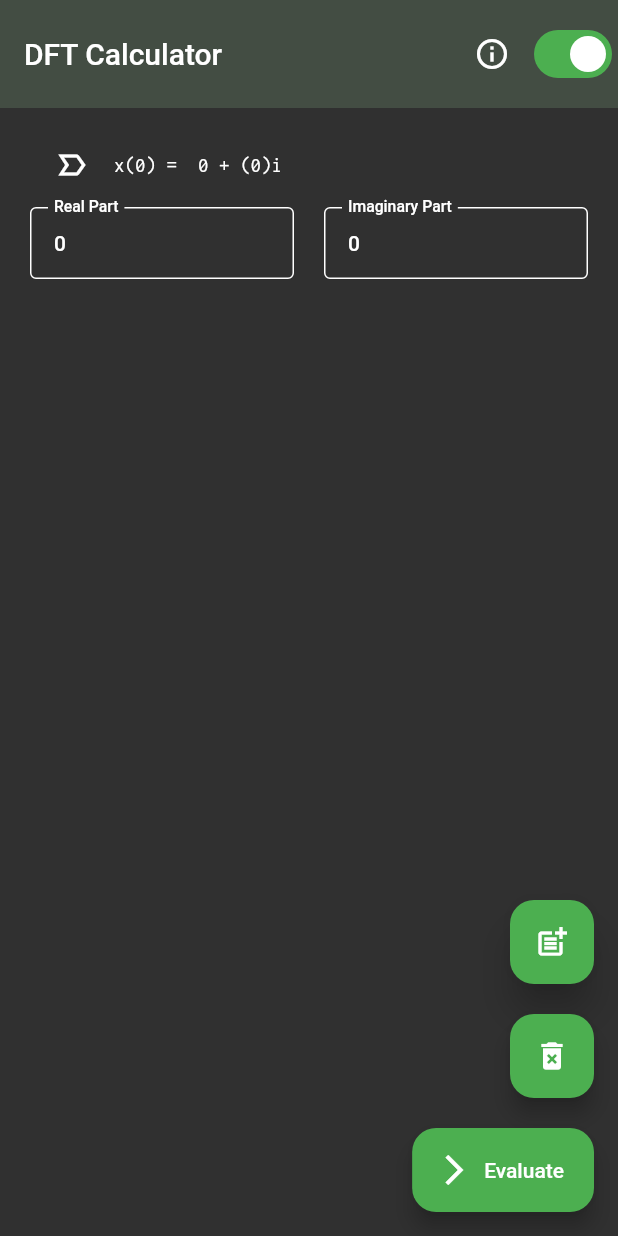
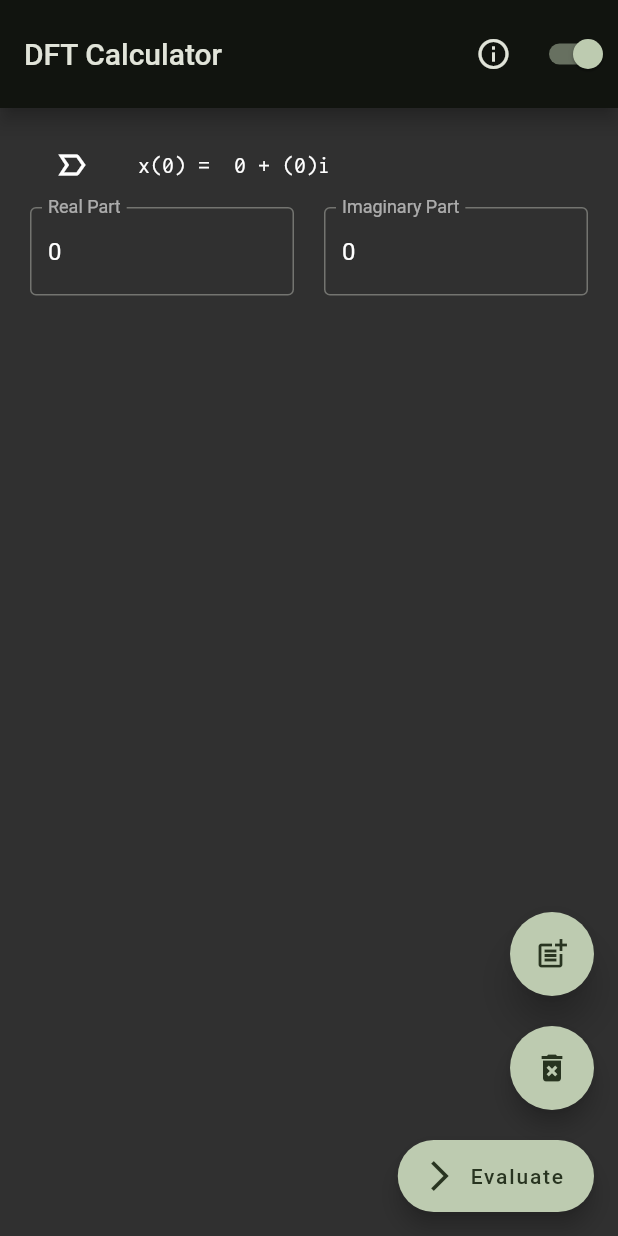
Before and after one commit to Az-21/dft, a Flutter app: the screen it shows after launch, on a phone screen of 412 x 824 dp. Run offline on Flutter 3.47's test engine with Material 2 defaults, Android fonts, the phone set to English and light mode, and no system bars; drawn by our look-alikes of dynamic_color; our stand-ins replace get, get_storage, syncfusion_flutter_charts; missing offline and left inert: complex.

Commit message:
Implement adaptive material theme

```diff
--- a/lib/main.dart
+++ b/lib/main.dart
@@ -1,7 +1,7 @@
 import 'package:dft/src/about.dart';
 import 'package:dft/src/home.dart';
-import 'package:dft/theme/theme.dart';
 import 'package:dft/theme/theme_service.dart';
+import 'package:dynamic_color/dynamic_color.dart';
 import 'package:flutter/material.dart';
 import 'package:get/get.dart';
 import 'package:get_storage/get_storage.dart';
@@ -11,15 +11,39 @@ void main() async {
   runApp(MyApp());
 }
 
+const _fallbackGreen = Color(0xFF386A20);
+
 class MyApp extends StatelessWidget {
   @override
   Widget build(BuildContext context) {
-    return GetMaterialApp(
-      title: 'DFT Calculator',
-      theme: Themes().lightTheme,
-      darkTheme: Themes().darkTheme,
-      themeMode: ThemeService().getThemeMode(),
-      home: const DarkModeHome(),
+    return DynamicColorBuilder(
+      builder: (ColorScheme? lightDynamic, ColorScheme? darkDynamic) {
+        ColorScheme lightColorScheme;
+        ColorScheme darkColorScheme;
+
+        if (lightDynamic != null && darkDynamic != null) {
+          // On Android S+ devices, use the provided dynamic color scheme.
+          lightColorScheme = lightDynamic.harmonized();
+          darkColorScheme = darkDynamic.harmonized();
+        } else {
+          // Otherwise, use fallback schemes.
+          lightColorScheme = ColorScheme.fromSeed(
+            seedColor: _fallbackGreen,
+          );
+          darkColorScheme = ColorScheme.fromSeed(
+            seedColor: _fallbackGreen,
+            brightness: Brightness.dark,
+          );
+        }
+
+        return GetMaterialApp(
+          title: 'DFT Calculator',
+          theme: ThemeData(colorScheme: lightColorScheme),
+          darkTheme: ThemeData(colorScheme: darkColorScheme),
+          themeMode: ThemeService().getThemeMode(),
+          home: const DarkModeHome(),
+        );
+      },
     );
   }
 }
--- a/pubspec.yaml
+++ b/pubspec.yaml
@@ -18,6 +18,7 @@ dependencies:
   complex: ^0.7.2
   syncfusion_flutter_charts: ^21.2.4
   url_launcher: ^6.0.3
+  dynamic_color: ^1.6.3
 
 dev_dependencies:
   flutter_test:
```
